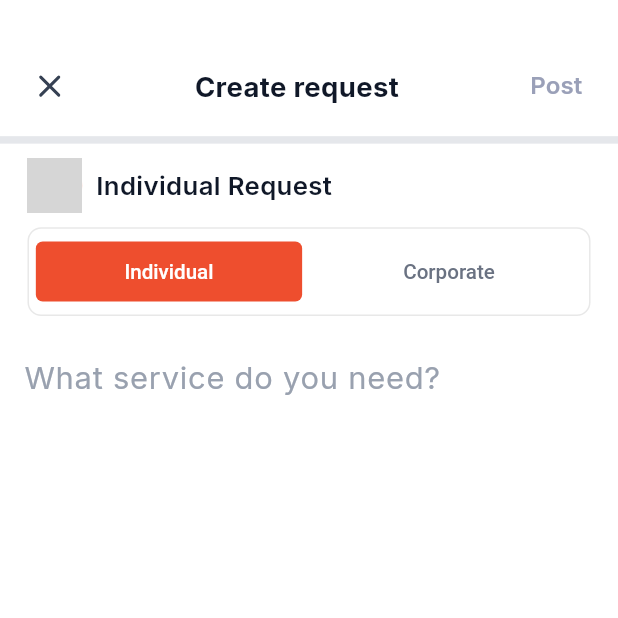
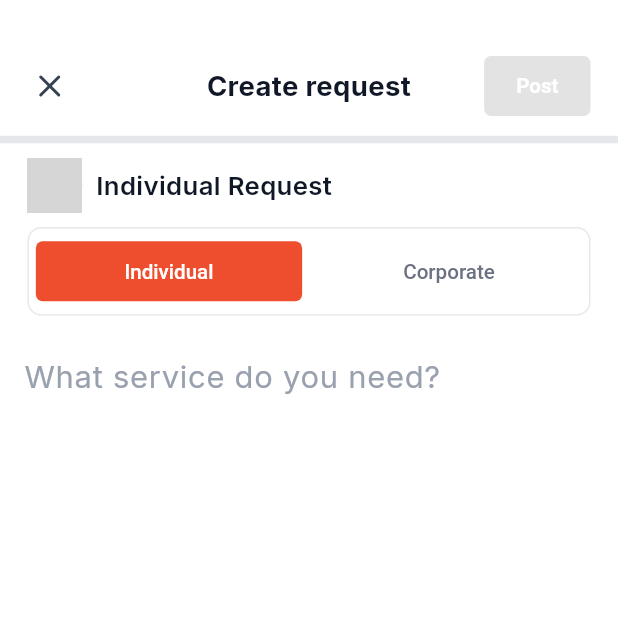
Before and after one commit to sohel10h/any-service-app, a Flutter app: the ServiceRequestModal screen opened directly, on a phone screen of 412 x 824 dp, the top half of it. Run offline on Flutter 3.47's test engine with Material 3 defaults, Android fonts, the phone set to English and light mode, and no system bars; drawn by our look-alikes of cached_network_image; our stand-ins replace device_preview, dio, dropdown_button2, firebase_core, firebase_messaging, flutter_image_compress and 8 more; missing offline and left inert: flutter_intl_phone_field; accounts and stored records are empty; network calls fail; grey boxes are pictures that could not be loaded.

Commit message:
Add :sparkles: service requests api functionalities from ServiceRequestModal

```diff
--- a/lib/data/implementation/service_request_information.dart
+++ b/lib/data/implementation/service_request_information.dart
@@ -8,4 +8,10 @@ class ServiceRequestInformation extends ServiceRequestApiService {
     dynamic response = await ApiService().post(ApiConstant.adminPicturesPath, params, isItFile: true);
     return response;
   }
+
+  @override
+  Future serviceRequests(params) async {
+    dynamic response = await ApiService().post(ApiConstant.serviceRequestsPath, params);
+    return response;
+  }
 }
--- a/lib/data/network/service_request_api_service.dart
+++ b/lib/data/network/service_request_api_service.dart
@@ -1,3 +1,5 @@
 abstract class ServiceRequestApiService {
   Future<dynamic> uploadAdminPictures(dynamic params);
+
+  Future<dynamic> serviceRequests(dynamic params);
 }
--- a/lib/services/api_constants/api_params.dart
+++ b/lib/services/api_constants/api_params.dart
@@ -14,4 +14,11 @@ class ApiParams {
   static const String altAttribute = "alt_attribute";
   static const String titleAttribute = "title_attribute";
   static const String refreshToken = "refresh_token";
+  static const String description = "description";
+  static const String budgetMin = "budget_min";
+  static const String budgetMax = "budget_max";
+  static const String isCorporate = "is_corporate";
+  static const String companyName = "company_name";
+  static const String contactPerson = "contact_person";
+  static const String attachmentIds = "attachment_ids";
 }
--- a/lib/view/widgets/home/service_request_modal.dart
+++ b/lib/view/widgets/home/service_request_modal.dart
@@ -8,9 +8,9 @@ import 'package:service_la/common/utils/dialog_helper.dart';
 import 'package:service_la/common/utils/helper_function.dart';
 import 'package:service_la/view/widgets/common/custom_progress_bar.dart';
 import 'package:service_la/view/widgets/common/network_image_loader.dart';
-import 'package:service_la/view/widgets/home/service_request_budget_item.dart';
 import 'package:service_la/view/widgets/text_field/custom_text_field.dart';
 import 'package:service_la/view/screens/home/controller/home_controller.dart';
+import 'package:service_la/view/widgets/home/service_request_budget_item.dart';
 import 'package:service_la/view/widgets/home/service_request_toggle_button.dart';
 
 class ServiceRequestModal extends GetWidget<HomeController> {
@@ -40,6 +40,7 @@ class ServiceRequestModal extends GetWidget<HomeController> {
               if (controller.hasUnsavedChanges.value) {
                 DialogHelper.showDiscardWarning(context);
               } else {
+                controller.isIndividualSelected.value = true;
                 Get.back();
                 controller.landingController.changeIndex(0, context);
               }
@@ -119,28 +120,17 @@ class ServiceRequestModal extends GetWidget<HomeController> {
   }
 
   Widget _header(BuildContext context) {
+    const double rightWidgetWidth = 70;
+
     return Padding(
       padding: EdgeInsets.symmetric(horizontal: 8.w, vertical: 12.h),
-      child: Row(
-        mainAxisAlignment: MainAxisAlignment.spaceBetween,
-        crossAxisAlignment: CrossAxisAlignment.center,
+      child: SizedBox(
+        height: 40.h,
+        child: Stack(
+          alignment: Alignment.center,
           children: [
-          IconButton(
-            onPressed: () {
-              if (controller.hasUnsavedChanges.value) {
-                DialogHelper.showDiscardWarning(context);
-              } else {
-                Get.back();
-                controller.landingController.changeIndex(0, context);
-              }
-            },
-            icon: SvgPicture.asset(
-              "assets/svgs/close.svg",
-              width: 21.w,
-              height: 21.h,
-            ),
-          ),
-          Expanded(
+            SizedBox(
+              width: Get.width / 1.9,
               child: Text(
                 "Create request",
                 style: TextStyle(
@@ -153,14 +143,52 @@ class ServiceRequestModal extends GetWidget<HomeController> {
                 maxLines: 1,
               ),
             ),
-          Flexible(
-            child: TextButton(
-              onPressed: () {},
+            Align(
+              alignment: Alignment.centerLeft,
+              child: IconButton(
+                onPressed: () {
+                  if (controller.hasUnsavedChanges.value) {
+                    DialogHelper.showDiscardWarning(context);
+                  } else {
+                    controller.isIndividualSelected.value = true;
+                    Get.back();
+                    controller.landingController.changeIndex(0, context);
+                  }
+                },
+                icon: SvgPicture.asset(
+                  "assets/svgs/close.svg",
+                  width: 21.w,
+                  height: 21.h,
+                ),
+              ),
+            ),
+            Align(
+              alignment: Alignment.centerRight,
+              child: Obx(() {
+                final isLoading = controller.isLoadingServiceRequests.value;
+                final isIndividual = controller.isIndividualSelected.value;
+                final desc = controller.serviceDescription.value;
+                final company = controller.companyName.value;
+                final isDisabled = isIndividual ? desc.isEmpty : desc.isEmpty || company.isEmpty;
+                return SizedBox(
+                  width: rightWidgetWidth.w,
+                  child: isLoading
+                      ? const CustomProgressBar(size: 24, strokeWidth: 2)
+                      : Padding(
+                          padding: EdgeInsets.only(right: 8.w),
+                          child: ElevatedButton(
+                            onPressed: isDisabled ? null : () => controller.onTapPostButton(context),
+                            style: ElevatedButton.styleFrom(
+                              padding: EdgeInsets.symmetric(horizontal: 10.w, vertical: 8.h),
+                              shape: RoundedRectangleBorder(
+                                borderRadius: BorderRadius.circular(4.r),
+                              ),
+                            ),
                             child: Text(
                               "Post",
                               style: TextStyle(
-                  fontSize: 14.sp,
-                  color: AppColors.text9AA0B8,
+                                fontSize: 12.sp,
+                                color: AppColors.white,
                                 fontWeight: FontWeight.w600,
                               ),
                               overflow: TextOverflow.ellipsis,
@@ -168,7 +196,11 @@ class ServiceRequestModal extends GetWidget<HomeController> {
                             ),
                           ),
                         ),
+                );
+              }),
+            ),
           ],
+        ),
       ),
     );
   }
@@ -227,7 +259,7 @@ class ServiceRequestModal extends GetWidget<HomeController> {
                         controller: controller.companyNameController,
                         focusNode: controller.companyNameFocusNode,
                         hintText: "Enter your company name",
-                        onChanged: (companyName) {},
+                        onChanged: (companyName) => controller.onCompanyNameTextChanged(companyName),
                       ),
                     ],
                   ),
@@ -250,7 +282,7 @@ class ServiceRequestModal extends GetWidget<HomeController> {
           ),
           maxLines: 5,
           textInputType: TextInputType.multiline,
-          onChanged: (service) => controller.onTextChanged(service),
+          onChanged: (service) => controller.onServiceTextChanged(service),
           enabledBorder: OutlineInputBorder(borderSide: BorderSide.none),
         ),
         SizedBox(height: 16.h),
```
Also changed, not shown: lib/data/model/network/upload_service_request_model.dart (added, +121 -0 lines), lib/data/repository/service_request_repo.dart (+11 -0 lines), lib/services/api_constants/api_const.dart (+11 -0 lines), lib/view/screens/home/controller/home_controller.dart (+64 -3 lines), lib/view/widgets/common/custom_progress_bar.dart (+18 -15 lines). Lines whose indentation alone changed are shown as unchanged.
